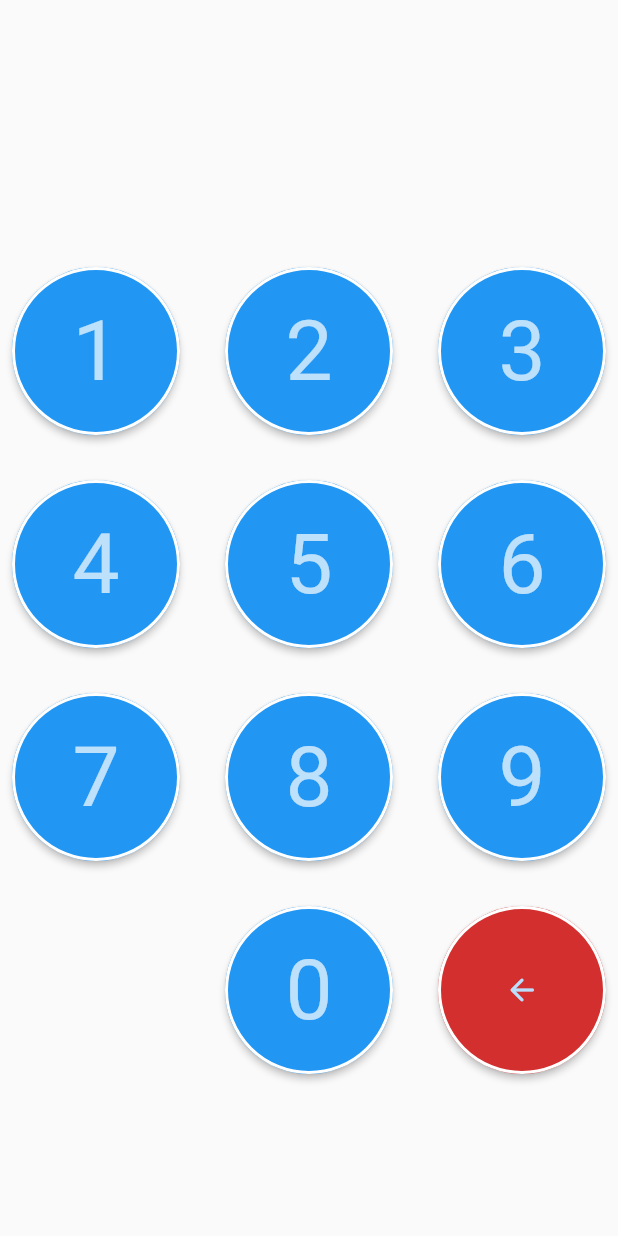
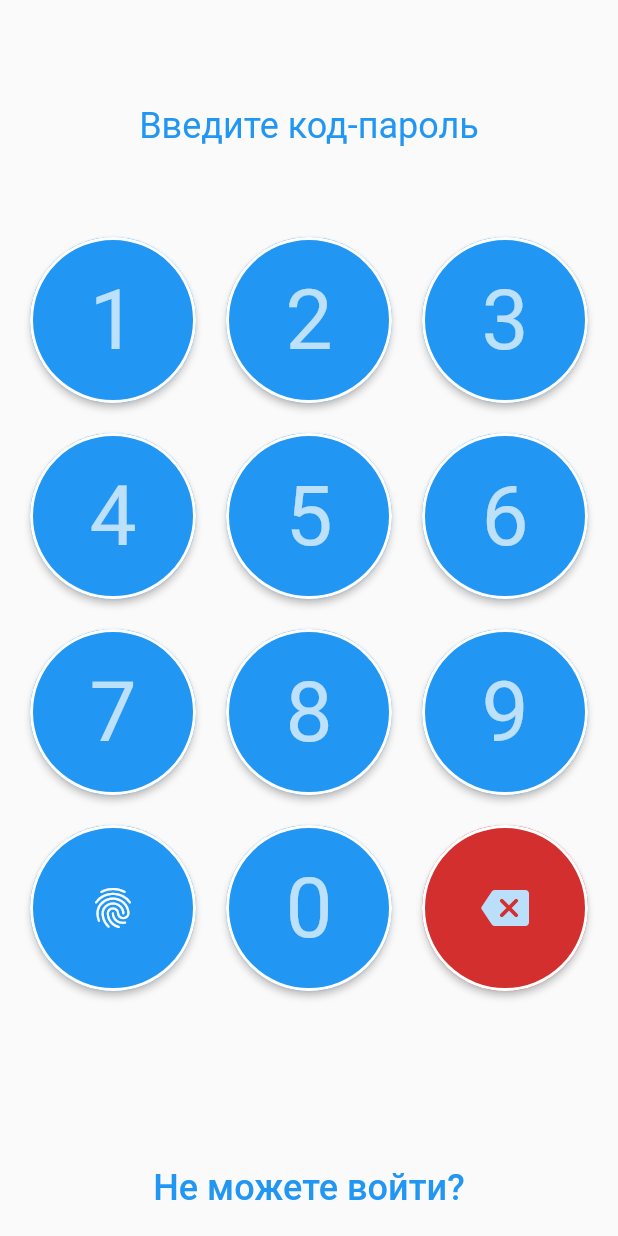
Before and after one commit to Uniserg/my_pin_code_widget, a Flutter app: the screen it shows after launch, on a phone screen of 412 x 824 dp. Run offline on Flutter 3.47's test engine with Material 2 defaults, Android fonts, the phone set to English and light mode, and no system bars.

Commit message:
Add auth button and refactor

```diff
--- a/lib/main.dart
+++ b/lib/main.dart
@@ -10,7 +10,7 @@ class MainApp extends StatelessWidget {
   const MainApp({super.key});
 
   get newPin => PinCodeWidgetNew(
-        onChangedPin: (String pin) {},
+        onFilledPin: (String pin) {},
         pinLen: 4,
       );
 
@@ -25,12 +25,43 @@ class MainApp extends StatelessWidget {
   Widget build(BuildContext context) {
     return MaterialApp(
       home: Scaffold(
-        body: Center(
-          child: Container(
-              margin: const EdgeInsets.only(top: 100),
-              alignment: Alignment.center,
-              padding: const EdgeInsets.all(8),
-              child: newPin),
+        body: Container(
+          margin: const EdgeInsets.only(top: 50),
+          child: SingleChildScrollView(
+            child: Container(
+              padding: const EdgeInsets.all(20),
+              child: Column(
+                children: [
+                  Center(
+                    child: Text(
+                      "Введите код-пароль",
+                      style: TextStyle(
+                          fontSize: 24, color: Theme.of(context).primaryColor),
+                    ),
+                  ),
+                  const SizedBox(height: 20),
+                  Center(
+                    child: Container(
+                        width: 400,
+                        height: 650,
+                        alignment: Alignment.center,
+                        // padding: const EdgeInsets.all(8),
+                        child: newPin),
+                  ),
+                  // const SizedBox(height: 10),
+                  Center(
+                    child: TextButton(
+                      onPressed: () {},
+                      child: const Text(
+                        "Не можете войти?",
+                        style: TextStyle(fontSize: 24),
+                      ),
+                    ),
+                  ),
+                ],
+              ),
+            ),
+          ),
         ),
       ),
     );
--- a/lib/pin_new/widgets/keyboard.dart
+++ b/lib/pin_new/widgets/keyboard.dart
@@ -15,8 +15,8 @@ class KeyboardStyle {
   const KeyboardStyle(
       {this.width = 400,
       this.height = 600,
-      this.horizontalSpacing = 30,
-      this.verticalSpacing = 30,
+      this.horizontalSpacing = 20,
+      this.verticalSpacing = 20,
       deleteButtonColor,
       onPressColorAnimation,
       buttonColor,
@@ -26,7 +26,11 @@ class KeyboardStyle {
       : _deleteButtonColor = deleteButtonColor,
         _onPressColorAnimation = onPressColorAnimation,
         _buttonColor = buttonColor,
-        _deleteIcon = deleteIcon ?? const Icon(Icons.arrow_back_rounded),
+        _deleteIcon = deleteIcon ??
+            const Icon(
+              Icons.backspace_rounded,
+              size: 32,
+            ),
         _numberStyle = numberStyle,
         _borderSide = borderSide;
 
@@ -45,16 +49,18 @@ class KeyboardStyle {
 }
 
 class KeyboardWidget extends StatelessWidget {
-  const KeyboardWidget({
-    super.key,
-    this.keyboardStyle = const KeyboardStyle(),
-    this.onPressed,
-    this.onDeletePressed,
-  });
+  const KeyboardWidget(
+      {super.key,
+      this.keyboardStyle = const KeyboardStyle(),
+      this.onPressed,
+      this.onDeletePressed,
+      this.authButton});
 
   final KeyboardStyle keyboardStyle;
   final Function()? onDeletePressed;
   final Function(int)? onPressed;
+
+  final Widget? authButton;
 
   @override
   Widget build(BuildContext context) {
@@ -67,11 +73,11 @@ class KeyboardWidget extends StatelessWidget {
           crossAxisCount: 3,
           mainAxisSpacing: keyboardStyle.verticalSpacing,
           crossAxisSpacing: keyboardStyle.horizontalSpacing,
+          physics: const NeverScrollableScrollPhysics(),
           children: List.generate(
             12,
             (index) {
-              if (index == 9) return Container();
-
+              if (index == 9) return authButton ?? Container();
               if (index == 11) {
                 return MergeSemantics(
                   child: ElevatedButton(
@@ -89,7 +95,6 @@ class KeyboardWidget extends StatelessWidget {
                 );
               } else if (index == 10) {
                 index = 0;
-              } else if (index == 11) {
               } else {
                 index++;
               }
```
Also changed, not shown: lib/pin_new/flutter_pin_code_widget_new.dart (+51 -83 lines).
